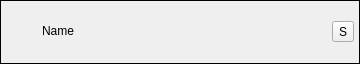
Qt form src/ui/FaceTracker.ui (ashmanix/ashmanix-moveface-obs-plugin) before a commit.
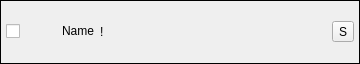
The same form after that commit.

Commit message: Added ability to enable/disable tracker

```diff
--- a/src/ui/FaceTracker.ui
+++ b/src/ui/FaceTracker.ui
@@ -42,7 +42,14 @@
        <number>5</number>
       </property>
       <item>
-       <layout class="QHBoxLayout" name="horizontalLayout" stretch="0,0,0,0,0,0">
+       <layout class="QHBoxLayout" name="horizontalLayout" stretch="0,0,0,0,0,0,0,0">
+        <item>
+         <widget class="QCheckBox" name="isEnabledCheckBox">
+          <property name="text">
+           <string/>
+          </property>
+         </widget>
+        </item>
         <item>
          <spacer name="horizontalSpacer_2">
           <property name="orientation">
@@ -104,6 +111,13 @@
           </property>
          </widget>
         </item>
+        <item>
+         <widget class="QLabel" name="errorLabel">
+          <property name="text">
+           <string>!</string>
+          </property>
+         </widget>
+        </item>
         <item>
          <spacer name="horizontalSpacer">
           <property name="orientation">
```
The commit also changes 15 other files.
